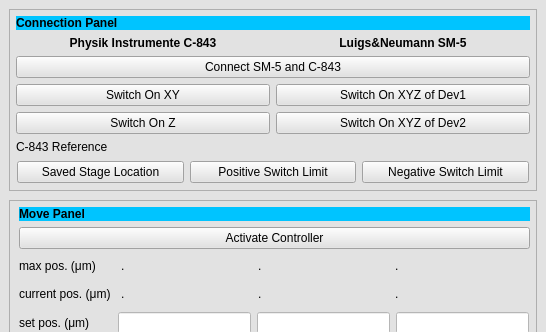
First picture: the form in manipulator.ui, repository mgraupe/ManipulatorControl, before the edit; both pictures show x 0 to 546 and y 0 to 332 of the 546 by 884 pixel window.
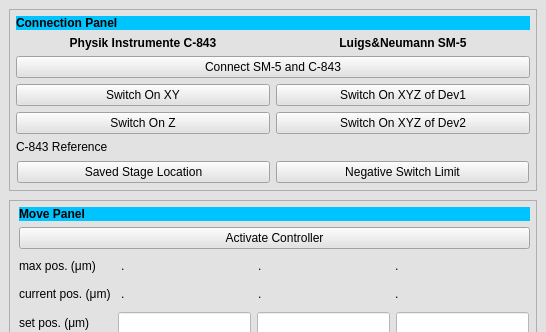
Second picture: the form after the edit.

Commit message: removed negative switch limit

Diff of the .ui file:
```diff
--- a/manipulator.ui
+++ b/manipulator.ui
@@ -207,19 +207,6 @@
             </property>
            </widget>
           </item>
-          <item>
-           <widget class="QPushButton" name="refPositiveBtn">
-            <property name="maximumSize">
-             <size>
-              <width>16777215</width>
-              <height>24</height>
-             </size>
-            </property>
-            <property name="text">
-             <string>Positive Switch Limit</string>
-            </property>
-           </widget>
-          </item>
           <item>
            <widget class="QPushButton" name="refNegativeBtn">
             <property name="maximumSize">
```
